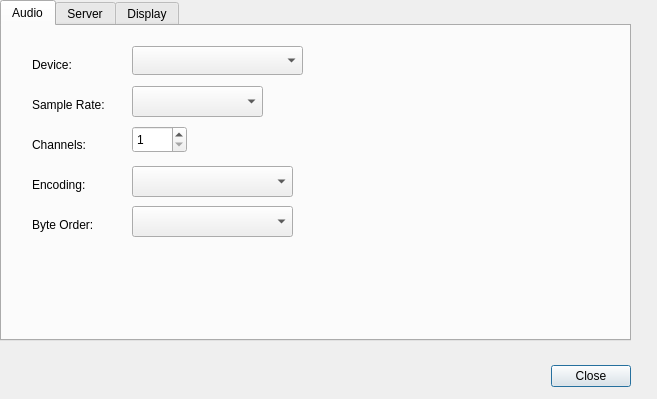
The window that trunk/src/QtRadio/Configure.ui (8cH9azbsFifZ/ghpsdr3) describes before a commit, drawn with Qt 5.
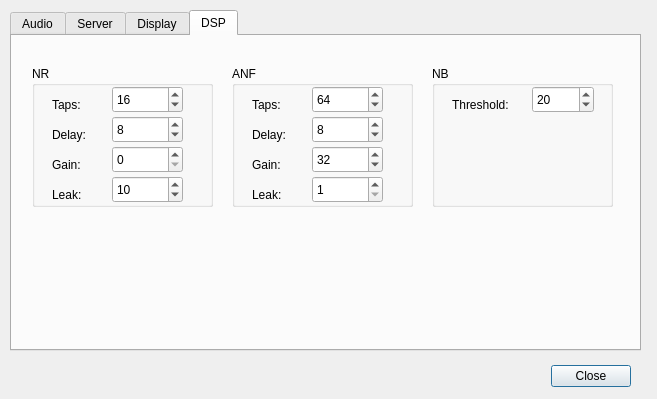
The same window after the commit. The open tabs and pages were chosen to show the change.

The edit to the form file:
```diff
--- a/trunk/src/QtRadio/Configure.ui
+++ b/trunk/src/QtRadio/Configure.ui
@@ -32,8 +32,8 @@
   <widget class="QTabWidget" name="tabWidget">
    <property name="geometry">
     <rect>
-     <x>0</x>
-     <y>0</y>
+     <x>10</x>
+     <y>10</y>
      <width>631</width>
      <height>341</height>
     </rect>
@@ -430,6 +430,308 @@
      </property>
     </widget>
    </widget>
+   <widget class="QWidget" name="DSP">
+    <attribute name="title">
+     <string>DSP</string>
+    </attribute>
+    <widget class="QGroupBox" name="groupBox_3">
+     <property name="geometry">
+      <rect>
+       <x>20</x>
+       <y>30</y>
+       <width>181</width>
+       <height>141</height>
+      </rect>
+     </property>
+     <property name="title">
+      <string>NR</string>
+     </property>
+     <widget class="QLabel" name="label_13">
+      <property name="geometry">
+       <rect>
+        <x>20</x>
+        <y>30</y>
+        <width>62</width>
+        <height>17</height>
+       </rect>
+      </property>
+      <property name="text">
+       <string>Taps:</string>
+      </property>
+     </widget>
+     <widget class="QLabel" name="label_14">
+      <property name="geometry">
+       <rect>
+        <x>20</x>
+        <y>60</y>
+        <width>62</width>
+        <height>17</height>
+       </rect>
+      </property>
+      <property name="text">
+       <string>Delay:</string>
+      </property>
+     </widget>
+     <widget class="QLabel" name="label_15">
+      <property name="geometry">
+       <rect>
+        <x>20</x>
+        <y>90</y>
+        <width>62</width>
+        <height>17</height>
+       </rect>
+      </property>
+      <property name="text">
+       <string>Gain:</string>
+      </property>
+     </widget>
+     <widget class="QLabel" name="label_16">
+      <property name="geometry">
+       <rect>
+        <x>20</x>
+        <y>120</y>
+        <width>62</width>
+        <height>17</height>
+       </rect>
+      </property>
+      <property name="text">
+       <string>Leak:</string>
+      </property>
+     </widget>
+     <widget class="QSpinBox" name="nrTapsSpinBox">
+      <property name="geometry">
+       <rect>
+        <x>80</x>
+        <y>20</y>
+        <width>71</width>
+        <height>27</height>
+       </rect>
+      </property>
+      <property name="minimum">
+       <number>1</number>
+      </property>
+      <property name="maximum">
+       <number>9999</number>
+      </property>
+      <property name="value">
+       <number>16</number>
+      </property>
+     </widget>
+     <widget class="QSpinBox" name="nrDelaySpinBox">
+      <property name="geometry">
+       <rect>
+        <x>80</x>
+        <y>50</y>
+        <width>71</width>
+        <height>27</height>
+       </rect>
+      </property>
+      <property name="value">
+       <number>8</number>
+      </property>
+     </widget>
+     <widget class="QSpinBox" name="nrGainSpinBox">
+      <property name="geometry">
+       <rect>
+        <x>80</x>
+        <y>80</y>
+        <width>71</width>
+        <height>27</height>
+       </rect>
+      </property>
+     </widget>
+     <widget class="QSpinBox" name="nrLeakSpinBox">
+      <property name="geometry">
+       <rect>
+        <x>80</x>
+        <y>110</y>
+        <width>71</width>
+        <height>27</height>
+       </rect>
+      </property>
+      <property name="minimum">
+       <number>1</number>
+      </property>
+      <property name="maximum">
+       <number>1000</number>
+      </property>
+      <property name="value">
+       <number>10</number>
+      </property>
+     </widget>
+    </widget>
+    <widget class="QGroupBox" name="groupBox_4">
+     <property name="geometry">
+      <rect>
+       <x>220</x>
+       <y>30</y>
+       <width>181</width>
+       <height>141</height>
+      </rect>
+     </property>
+     <property name="title">
+      <string>ANF</string>
+     </property>
+     <widget class="QLabel" name="label_17">
+      <property name="geometry">
+       <rect>
+        <x>20</x>
+        <y>30</y>
+        <width>62</width>
+        <height>17</height>
+       </rect>
+      </property>
+      <property name="text">
+       <string>Taps:</string>
+      </property>
+     </widget>
+     <widget class="QLabel" name="label_18">
+      <property name="geometry">
+       <rect>
+        <x>20</x>
+        <y>60</y>
+        <width>62</width>
+        <height>17</height>
+       </rect>
+      </property>
+      <property name="text">
+       <string>Delay:</string>
+      </property>
+     </widget>
+     <widget class="QLabel" name="label_19">
+      <property name="geometry">
+       <rect>
+        <x>20</x>
+        <y>90</y>
+        <width>62</width>
+        <height>17</height>
+       </rect>
+      </property>
+      <property name="text">
+       <string>Gain:</string>
+      </property>
+     </widget>
+     <widget class="QLabel" name="label_20">
+      <property name="geometry">
+       <rect>
+        <x>20</x>
+        <y>120</y>
+        <width>62</width>
+        <height>17</height>
+       </rect>
+      </property>
+      <property name="text">
+       <string>Leak:</string>
+      </property>
+     </widget>
+     <widget class="QSpinBox" name="anfTapsSpinBox">
+      <property name="geometry">
+       <rect>
+        <x>80</x>
+        <y>20</y>
+        <width>71</width>
+        <height>27</height>
+       </rect>
+      </property>
+      <property name="value">
+       <number>64</number>
+      </property>
+     </widget>
+     <widget class="QSpinBox" name="anfDelaySpinBox">
+      <property name="geometry">
+       <rect>
+        <x>80</x>
+        <y>50</y>
+        <width>71</width>
+        <height>27</height>
+       </rect>
+      </property>
+      <property name="value">
+       <number>8</number>
+      </property>
+     </widget>
+     <widget class="QSpinBox" name="anfGainSpinBox">
+      <property name="geometry">
+       <rect>
+        <x>80</x>
+        <y>80</y>
+        <width>71</width>
+        <height>27</height>
+       </rect>
+      </property>
+      <property name="minimum">
+       <number>1</number>
+      </property>
+      <property name="maximum">
+       <number>9999</number>
+      </property>
+      <property name="value">
+       <number>32</number>
+      </property>
+     </widget>
+     <widget class="QSpinBox" name="anfLeakSpinBox">
+      <property name="geometry">
+       <rect>
+        <x>80</x>
+        <y>110</y>
+        <width>71</width>
+        <height>27</height>
+       </rect>
+      </property>
+      <property name="minimum">
+       <number>1</number>
+      </property>
+      <property name="maximum">
+       <number>1000</number>
+      </property>
+     </widget>
+    </widget>
+    <widget class="QGroupBox" name="groupBox_5">
+     <property name="geometry">
+      <rect>
+       <x>420</x>
+       <y>30</y>
+       <width>181</width>
+       <height>141</height>
+      </rect>
+     </property>
+     <property name="title">
+      <string>NB</string>
+     </property>
+     <widget class="QLabel" name="label_23">
+      <property name="geometry">
+       <rect>
+        <x>20</x>
+        <y>30</y>
+        <width>71</width>
+        <height>17</height>
+       </rect>
+      </property>
+      <property name="text">
+       <string>Threshold:</string>
+      </property>
+     </widget>
+     <widget class="QSpinBox" name="nbThresholdSpinBox">
+      <property name="geometry">
+       <rect>
+        <x>100</x>
+        <y>20</y>
+        <width>62</width>
+        <height>27</height>
+       </rect>
+      </property>
+      <property name="minimum">
+       <number>1</number>
+      </property>
+      <property name="maximum">
+       <number>200</number>
+      </property>
+      <property name="value">
+       <number>20</number>
+      </property>
+     </widget>
+    </widget>
+   </widget>
   </widget>
  </widget>
  <resources/>
```
Left out of the diff: 4 changed lines with no effect on the pictures.
